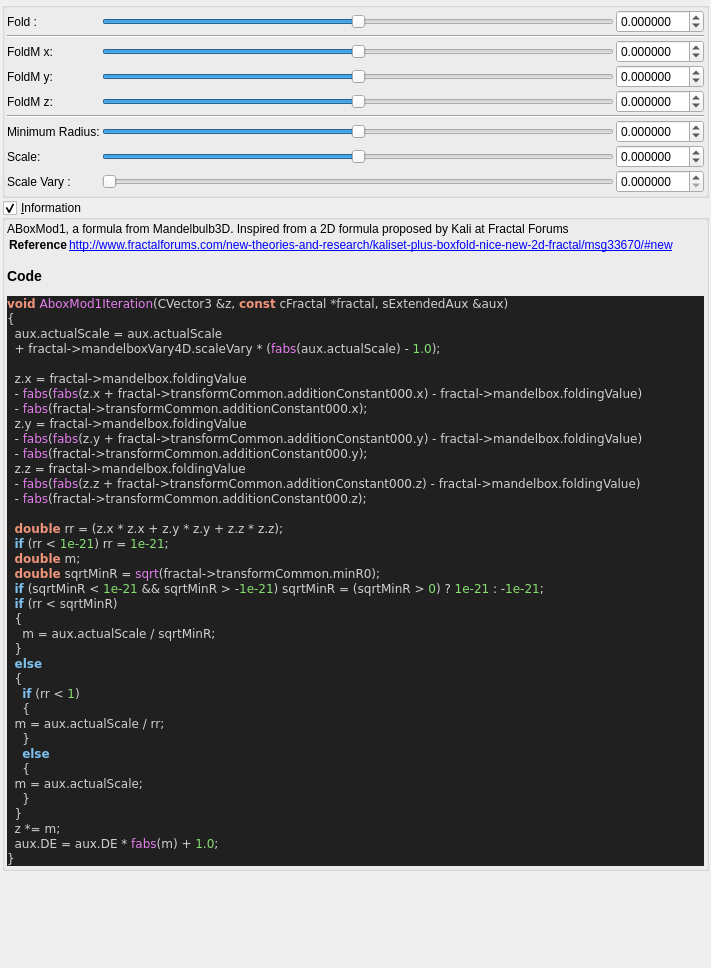
Above: mandelbulber2/qt_data/fractal_aboxMod1.ui from buddhi1980/mandelbulber2 before the change. Below: the same form after it.
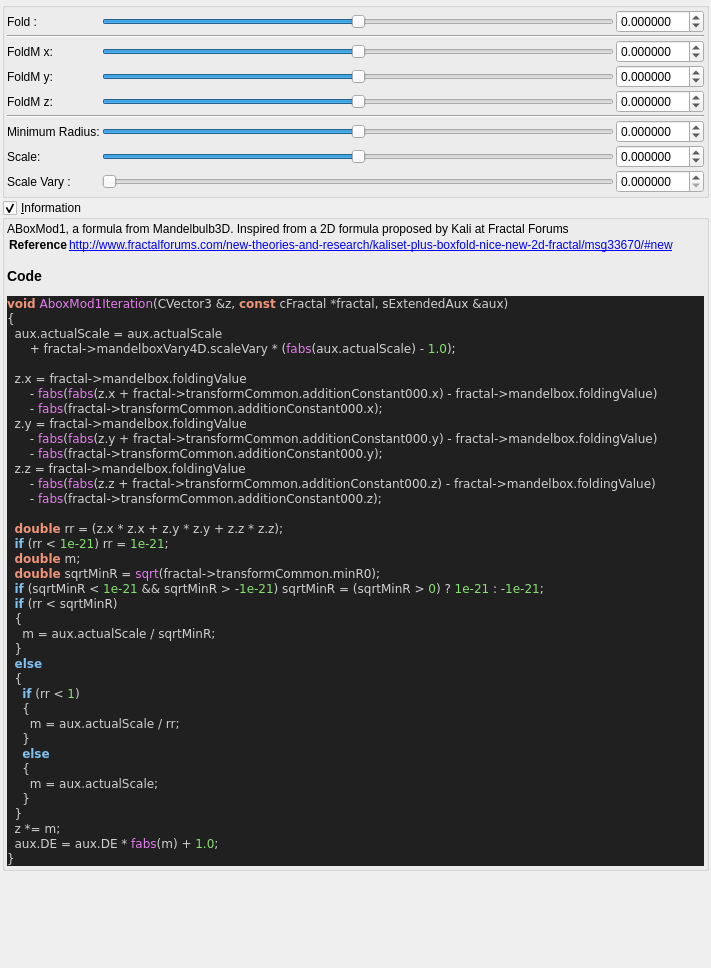
That is the form after the change. Custom widgets are drawn as their Qt base class.

Commit message:
added all transforms information boxes
now all formulas can be parsed.

@buddhi do you got a reference for Xenodreambuie formula?

The edit to the form file:
```diff
--- a/mandelbulber2/qt_data/fractal_aboxMod1.ui
+++ b/mandelbulber2/qt_data/fractal_aboxMod1.ui
@@ -515,17 +515,17 @@
 &lt;pre style=&quot;color:#d0d0d0; background-color:#202020;  font-family:'Courier New';&quot;&gt;&lt;span style=&quot;color:#f09479; font-weight:bold&quot;&gt;void&lt;/span&gt; &lt;span style=&quot;color:#e47eed&quot;&gt;AboxMod1Iteration&lt;/span&gt;&lt;span style=&quot;color:#d0d0d0&quot;&gt;(&lt;/span&gt;CVector3 &lt;span style=&quot;color:#d0d0d0&quot;&gt;&amp;amp;&lt;/span&gt;z&lt;span style=&quot;color:#d0d0d0&quot;&gt;,&lt;/span&gt; &lt;span style=&quot;color:#f09479; font-weight:bold&quot;&gt;const&lt;/span&gt; cFractal &lt;span style=&quot;color:#d0d0d0&quot;&gt;*&lt;/span&gt;fractal&lt;span style=&quot;color:#d0d0d0&quot;&gt;,&lt;/span&gt; sExtendedAux &lt;span style=&quot;color:#d0d0d0&quot;&gt;&amp;amp;&lt;/span&gt;aux&lt;span style=&quot;color:#d0d0d0&quot;&gt;)&lt;/span&gt;
 &lt;span style=&quot;color:#d0d0d0&quot;&gt;{&lt;/span&gt;
   aux&lt;span style=&quot;color:#d0d0d0&quot;&gt;.&lt;/span&gt;actualScale &lt;span style=&quot;color:#d0d0d0&quot;&gt;=&lt;/span&gt; aux&lt;span style=&quot;color:#d0d0d0&quot;&gt;.&lt;/span&gt;actualScale
-  &lt;span style=&quot;color:#d0d0d0&quot;&gt;+&lt;/span&gt; fractal&lt;span style=&quot;color:#d0d0d0&quot;&gt;-&amp;gt;&lt;/span&gt;mandelboxVary4D&lt;span style=&quot;color:#d0d0d0&quot;&gt;.&lt;/span&gt;scaleVary &lt;span style=&quot;color:#d0d0d0&quot;&gt;* (&lt;/span&gt;&lt;span style=&quot;color:#e47eed&quot;&gt;fabs&lt;/span&gt;&lt;span style=&quot;color:#d0d0d0&quot;&gt;(&lt;/span&gt;aux&lt;span style=&quot;color:#d0d0d0&quot;&gt;.&lt;/span&gt;actualScale&lt;span style=&quot;color:#d0d0d0&quot;&gt;) -&lt;/span&gt; &lt;span style=&quot;color:#87df71&quot;&gt;1.0&lt;/span&gt;&lt;span style=&quot;color:#d0d0d0&quot;&gt;);&lt;/span&gt;
+      &lt;span style=&quot;color:#d0d0d0&quot;&gt;+&lt;/span&gt; fractal&lt;span style=&quot;color:#d0d0d0&quot;&gt;-&amp;gt;&lt;/span&gt;mandelboxVary4D&lt;span style=&quot;color:#d0d0d0&quot;&gt;.&lt;/span&gt;scaleVary &lt;span style=&quot;color:#d0d0d0&quot;&gt;* (&lt;/span&gt;&lt;span style=&quot;color:#e47eed&quot;&gt;fabs&lt;/span&gt;&lt;span style=&quot;color:#d0d0d0&quot;&gt;(&lt;/span&gt;aux&lt;span style=&quot;color:#d0d0d0&quot;&gt;.&lt;/span&gt;actualScale&lt;span style=&quot;color:#d0d0d0&quot;&gt;) -&lt;/span&gt; &lt;span style=&quot;color:#87df71&quot;&gt;1.0&lt;/span&gt;&lt;span style=&quot;color:#d0d0d0&quot;&gt;);&lt;/span&gt;
 
   z&lt;span style=&quot;color:#d0d0d0&quot;&gt;.&lt;/span&gt;x &lt;span style=&quot;color:#d0d0d0&quot;&gt;=&lt;/span&gt; fractal&lt;span style=&quot;color:#d0d0d0&quot;&gt;-&amp;gt;&lt;/span&gt;mandelbox&lt;span style=&quot;color:#d0d0d0&quot;&gt;.&lt;/span&gt;foldingValue
-  &lt;span style=&quot;color:#d0d0d0&quot;&gt;-&lt;/span&gt; &lt;span style=&quot;color:#e47eed&quot;&gt;fabs&lt;/span&gt;&lt;span style=&quot;color:#d0d0d0&quot;&gt;(&lt;/span&gt;&lt;span style=&quot;color:#e47eed&quot;&gt;fabs&lt;/span&gt;&lt;span style=&quot;color:#d0d0d0&quot;&gt;(&lt;/span&gt;z&lt;span style=&quot;color:#d0d0d0&quot;&gt;.&lt;/span&gt;x &lt;span style=&quot;color:#d0d0d0&quot;&gt;+&lt;/span&gt; fractal&lt;span style=&quot;color:#d0d0d0&quot;&gt;-&amp;gt;&lt;/span&gt;transformCommon&lt;span style=&quot;color:#d0d0d0&quot;&gt;.&lt;/span&gt;additionConstant000&lt;span style=&quot;color:#d0d0d0&quot;&gt;.&lt;/span&gt;x&lt;span style=&quot;color:#d0d0d0&quot;&gt;) -&lt;/span&gt; fractal&lt;span style=&quot;color:#d0d0d0&quot;&gt;-&amp;gt;&lt;/span&gt;mandelbox&lt;span style=&quot;color:#d0d0d0&quot;&gt;.&lt;/span&gt;foldingValue&lt;span style=&quot;color:#d0d0d0&quot;&gt;)&lt;/span&gt;
-  &lt;span style=&quot;color:#d0d0d0&quot;&gt;-&lt;/span&gt; &lt;span style=&quot;color:#e47eed&quot;&gt;fabs&lt;/span&gt;&lt;span style=&quot;color:#d0d0d0&quot;&gt;(&lt;/span&gt;fractal&lt;span style=&quot;color:#d0d0d0&quot;&gt;-&amp;gt;&lt;/span&gt;transformCommon&lt;span style=&quot;color:#d0d0d0&quot;&gt;.&lt;/span&gt;additionConstant000&lt;span style=&quot;color:#d0d0d0&quot;&gt;.&lt;/span&gt;x&lt;span style=&quot;color:#d0d0d0&quot;&gt;);&lt;/span&gt;
+      &lt;span style=&quot;color:#d0d0d0&quot;&gt;-&lt;/span&gt; &lt;span style=&quot;color:#e47eed&quot;&gt;fabs&lt;/span&gt;&lt;span style=&quot;color:#d0d0d0&quot;&gt;(&lt;/span&gt;&lt;span style=&quot;color:#e47eed&quot;&gt;fabs&lt;/span&gt;&lt;span style=&quot;color:#d0d0d0&quot;&gt;(&lt;/span&gt;z&lt;span style=&quot;color:#d0d0d0&quot;&gt;.&lt;/span&gt;x &lt;span style=&quot;color:#d0d0d0&quot;&gt;+&lt;/span&gt; fractal&lt;span style=&quot;color:#d0d0d0&quot;&gt;-&amp;gt;&lt;/span&gt;transformCommon&lt;span style=&quot;color:#d0d0d0&quot;&gt;.&lt;/span&gt;additionConstant000&lt;span style=&quot;color:#d0d0d0&quot;&gt;.&lt;/span&gt;x&lt;span style=&quot;color:#d0d0d0&quot;&gt;) -&lt;/span&gt; fractal&lt;span style=&quot;color:#d0d0d0&quot;&gt;-&amp;gt;&lt;/span&gt;mandelbox&lt;span style=&quot;color:#d0d0d0&quot;&gt;.&lt;/span&gt;foldingValue&lt;span style=&quot;color:#d0d0d0&quot;&gt;)&lt;/span&gt;
+      &lt;span style=&quot;color:#d0d0d0&quot;&gt;-&lt;/span&gt; &lt;span style=&quot;color:#e47eed&quot;&gt;fabs&lt;/span&gt;&lt;span style=&quot;color:#d0d0d0&quot;&gt;(&lt;/span&gt;fractal&lt;span style=&quot;color:#d0d0d0&quot;&gt;-&amp;gt;&lt;/span&gt;transformCommon&lt;span style=&quot;color:#d0d0d0&quot;&gt;.&lt;/span&gt;additionConstant000&lt;span style=&quot;color:#d0d0d0&quot;&gt;.&lt;/span&gt;x&lt;span style=&quot;color:#d0d0d0&quot;&gt;);&lt;/span&gt;
   z&lt;span style=&quot;color:#d0d0d0&quot;&gt;.&lt;/span&gt;y &lt;span style=&quot;color:#d0d0d0&quot;&gt;=&lt;/span&gt; fractal&lt;span style=&quot;color:#d0d0d0&quot;&gt;-&amp;gt;&lt;/span&gt;mandelbox&lt;span style=&quot;color:#d0d0d0&quot;&gt;.&lt;/span&gt;foldingValue
-  &lt;span style=&quot;color:#d0d0d0&quot;&gt;-&lt;/span&gt; &lt;span style=&quot;color:#e47eed&quot;&gt;fabs&lt;/span&gt;&lt;span style=&quot;color:#d0d0d0&quot;&gt;(&lt;/span&gt;&lt;span style=&quot;color:#e47eed&quot;&gt;fabs&lt;/span&gt;&lt;span style=&quot;color:#d0d0d0&quot;&gt;(&lt;/span&gt;z&lt;span style=&quot;color:#d0d0d0&quot;&gt;.&lt;/span&gt;y &lt;span style=&quot;color:#d0d0d0&quot;&gt;+&lt;/span&gt; fractal&lt;span style=&quot;color:#d0d0d0&quot;&gt;-&amp;gt;&lt;/span&gt;transformCommon&lt;span style=&quot;color:#d0d0d0&quot;&gt;.&lt;/span&gt;additionConstant000&lt;span style=&quot;color:#d0d0d0&quot;&gt;.&lt;/span&gt;y&lt;span style=&quot;color:#d0d0d0&quot;&gt;) -&lt;/span&gt; fractal&lt;span style=&quot;color:#d0d0d0&quot;&gt;-&amp;gt;&lt;/span&gt;mandelbox&lt;span style=&quot;color:#d0d0d0&quot;&gt;.&lt;/span&gt;foldingValue&lt;span style=&quot;color:#d0d0d0&quot;&gt;)&lt;/span&gt;
-  &lt;span style=&quot;color:#d0d0d0&quot;&gt;-&lt;/span&gt; &lt;span style=&quot;color:#e47eed&quot;&gt;fabs&lt;/span&gt;&lt;span style=&quot;color:#d0d0d0&quot;&gt;(&lt;/span&gt;fractal&lt;span style=&quot;color:#d0d0d0&quot;&gt;-&amp;gt;&lt;/span&gt;transformCommon&lt;span style=&quot;color:#d0d0d0&quot;&gt;.&lt;/span&gt;additionConstant000&lt;span style=&quot;color:#d0d0d0&quot;&gt;.&lt;/span&gt;y&lt;span style=&quot;color:#d0d0d0&quot;&gt;);&lt;/span&gt;
+      &lt;span style=&quot;color:#d0d0d0&quot;&gt;-&lt;/span&gt; &lt;span style=&quot;color:#e47eed&quot;&gt;fabs&lt;/span&gt;&lt;span style=&quot;color:#d0d0d0&quot;&gt;(&lt;/span&gt;&lt;span style=&quot;color:#e47eed&quot;&gt;fabs&lt;/span&gt;&lt;span style=&quot;color:#d0d0d0&quot;&gt;(&lt;/span&gt;z&lt;span style=&quot;color:#d0d0d0&quot;&gt;.&lt;/span&gt;y &lt;span style=&quot;color:#d0d0d0&quot;&gt;+&lt;/span&gt; fractal&lt;span style=&quot;color:#d0d0d0&quot;&gt;-&amp;gt;&lt;/span&gt;transformCommon&lt;span style=&quot;color:#d0d0d0&quot;&gt;.&lt;/span&gt;additionConstant000&lt;span style=&quot;color:#d0d0d0&quot;&gt;.&lt;/span&gt;y&lt;span style=&quot;color:#d0d0d0&quot;&gt;) -&lt;/span&gt; fractal&lt;span style=&quot;color:#d0d0d0&quot;&gt;-&amp;gt;&lt;/span&gt;mandelbox&lt;span style=&quot;color:#d0d0d0&quot;&gt;.&lt;/span&gt;foldingValue&lt;span style=&quot;color:#d0d0d0&quot;&gt;)&lt;/span&gt;
+      &lt;span style=&quot;color:#d0d0d0&quot;&gt;-&lt;/span&gt; &lt;span style=&quot;color:#e47eed&quot;&gt;fabs&lt;/span&gt;&lt;span style=&quot;color:#d0d0d0&quot;&gt;(&lt;/span&gt;fractal&lt;span style=&quot;color:#d0d0d0&quot;&gt;-&amp;gt;&lt;/span&gt;transformCommon&lt;span style=&quot;color:#d0d0d0&quot;&gt;.&lt;/span&gt;additionConstant000&lt;span style=&quot;color:#d0d0d0&quot;&gt;.&lt;/span&gt;y&lt;span style=&quot;color:#d0d0d0&quot;&gt;);&lt;/span&gt;
   z&lt;span style=&quot;color:#d0d0d0&quot;&gt;.&lt;/span&gt;z &lt;span style=&quot;color:#d0d0d0&quot;&gt;=&lt;/span&gt; fractal&lt;span style=&quot;color:#d0d0d0&quot;&gt;-&amp;gt;&lt;/span&gt;mandelbox&lt;span style=&quot;color:#d0d0d0&quot;&gt;.&lt;/span&gt;foldingValue
-  &lt;span style=&quot;color:#d0d0d0&quot;&gt;-&lt;/span&gt; &lt;span style=&quot;color:#e47eed&quot;&gt;fabs&lt;/span&gt;&lt;span style=&quot;color:#d0d0d0&quot;&gt;(&lt;/span&gt;&lt;span style=&quot;color:#e47eed&quot;&gt;fabs&lt;/span&gt;&lt;span style=&quot;color:#d0d0d0&quot;&gt;(&lt;/span&gt;z&lt;span style=&quot;color:#d0d0d0&quot;&gt;.&lt;/span&gt;z &lt;span style=&quot;color:#d0d0d0&quot;&gt;+&lt;/span&gt; fractal&lt;span style=&quot;color:#d0d0d0&quot;&gt;-&amp;gt;&lt;/span&gt;transformCommon&lt;span style=&quot;color:#d0d0d0&quot;&gt;.&lt;/span&gt;additionConstant000&lt;span style=&quot;color:#d0d0d0&quot;&gt;.&lt;/span&gt;z&lt;span style=&quot;color:#d0d0d0&quot;&gt;) -&lt;/span&gt; fractal&lt;span style=&quot;color:#d0d0d0&quot;&gt;-&amp;gt;&lt;/span&gt;mandelbox&lt;span style=&quot;color:#d0d0d0&quot;&gt;.&lt;/span&gt;foldingValue&lt;span style=&quot;color:#d0d0d0&quot;&gt;)&lt;/span&gt;
-  &lt;span style=&quot;color:#d0d0d0&quot;&gt;-&lt;/span&gt; &lt;span style=&quot;color:#e47eed&quot;&gt;fabs&lt;/span&gt;&lt;span style=&quot;color:#d0d0d0&quot;&gt;(&lt;/span&gt;fractal&lt;span style=&quot;color:#d0d0d0&quot;&gt;-&amp;gt;&lt;/span&gt;transformCommon&lt;span style=&quot;color:#d0d0d0&quot;&gt;.&lt;/span&gt;additionConstant000&lt;span style=&quot;color:#d0d0d0&quot;&gt;.&lt;/span&gt;z&lt;span style=&quot;color:#d0d0d0&quot;&gt;);&lt;/span&gt;
+      &lt;span style=&quot;color:#d0d0d0&quot;&gt;-&lt;/span&gt; &lt;span style=&quot;color:#e47eed&quot;&gt;fabs&lt;/span&gt;&lt;span style=&quot;color:#d0d0d0&quot;&gt;(&lt;/span&gt;&lt;span style=&quot;color:#e47eed&quot;&gt;fabs&lt;/span&gt;&lt;span style=&quot;color:#d0d0d0&quot;&gt;(&lt;/span&gt;z&lt;span style=&quot;color:#d0d0d0&quot;&gt;.&lt;/span&gt;z &lt;span style=&quot;color:#d0d0d0&quot;&gt;+&lt;/span&gt; fractal&lt;span style=&quot;color:#d0d0d0&quot;&gt;-&amp;gt;&lt;/span&gt;transformCommon&lt;span style=&quot;color:#d0d0d0&quot;&gt;.&lt;/span&gt;additionConstant000&lt;span style=&quot;color:#d0d0d0&quot;&gt;.&lt;/span&gt;z&lt;span style=&quot;color:#d0d0d0&quot;&gt;) -&lt;/span&gt; fractal&lt;span style=&quot;color:#d0d0d0&quot;&gt;-&amp;gt;&lt;/span&gt;mandelbox&lt;span style=&quot;color:#d0d0d0&quot;&gt;.&lt;/span&gt;foldingValue&lt;span style=&quot;color:#d0d0d0&quot;&gt;)&lt;/span&gt;
+      &lt;span style=&quot;color:#d0d0d0&quot;&gt;-&lt;/span&gt; &lt;span style=&quot;color:#e47eed&quot;&gt;fabs&lt;/span&gt;&lt;span style=&quot;color:#d0d0d0&quot;&gt;(&lt;/span&gt;fractal&lt;span style=&quot;color:#d0d0d0&quot;&gt;-&amp;gt;&lt;/span&gt;transformCommon&lt;span style=&quot;color:#d0d0d0&quot;&gt;.&lt;/span&gt;additionConstant000&lt;span style=&quot;color:#d0d0d0&quot;&gt;.&lt;/span&gt;z&lt;span style=&quot;color:#d0d0d0&quot;&gt;);&lt;/span&gt;
 
   &lt;span style=&quot;color:#f09479; font-weight:bold&quot;&gt;double&lt;/span&gt; rr &lt;span style=&quot;color:#d0d0d0&quot;&gt;= (&lt;/span&gt;z&lt;span style=&quot;color:#d0d0d0&quot;&gt;.&lt;/span&gt;x &lt;span style=&quot;color:#d0d0d0&quot;&gt;*&lt;/span&gt; z&lt;span style=&quot;color:#d0d0d0&quot;&gt;.&lt;/span&gt;x &lt;span style=&quot;color:#d0d0d0&quot;&gt;+&lt;/span&gt; z&lt;span style=&quot;color:#d0d0d0&quot;&gt;.&lt;/span&gt;y &lt;span style=&quot;color:#d0d0d0&quot;&gt;*&lt;/span&gt; z&lt;span style=&quot;color:#d0d0d0&quot;&gt;.&lt;/span&gt;y &lt;span style=&quot;color:#d0d0d0&quot;&gt;+&lt;/span&gt; z&lt;span style=&quot;color:#d0d0d0&quot;&gt;.&lt;/span&gt;z &lt;span style=&quot;color:#d0d0d0&quot;&gt;*&lt;/span&gt; z&lt;span style=&quot;color:#d0d0d0&quot;&gt;.&lt;/span&gt;z&lt;span style=&quot;color:#d0d0d0&quot;&gt;);&lt;/span&gt;
   &lt;span style=&quot;color:#7ec0ee; font-weight:bold&quot;&gt;if&lt;/span&gt; &lt;span style=&quot;color:#d0d0d0&quot;&gt;(&lt;/span&gt;rr &lt;span style=&quot;color:#d0d0d0&quot;&gt;&amp;lt;&lt;/span&gt; &lt;span style=&quot;color:#87df71&quot;&gt;1e-21&lt;/span&gt;&lt;span style=&quot;color:#d0d0d0&quot;&gt;)&lt;/span&gt; rr &lt;span style=&quot;color:#d0d0d0&quot;&gt;=&lt;/span&gt; &lt;span style=&quot;color:#87df71&quot;&gt;1e-21&lt;/span&gt;&lt;span style=&quot;color:#d0d0d0&quot;&gt;;&lt;/span&gt;
@@ -540,11 +540,11 @@
   &lt;span style=&quot;color:#d0d0d0&quot;&gt;{&lt;/span&gt;
     &lt;span style=&quot;color:#7ec0ee; font-weight:bold&quot;&gt;if&lt;/span&gt; &lt;span style=&quot;color:#d0d0d0&quot;&gt;(&lt;/span&gt;rr &lt;span style=&quot;color:#d0d0d0&quot;&gt;&amp;lt;&lt;/span&gt; &lt;span style=&quot;color:#87df71&quot;&gt;1&lt;/span&gt;&lt;span style=&quot;color:#d0d0d0&quot;&gt;)&lt;/span&gt;
     &lt;span style=&quot;color:#d0d0d0&quot;&gt;{&lt;/span&gt;
-  m &lt;span style=&quot;color:#d0d0d0&quot;&gt;=&lt;/span&gt; aux&lt;span style=&quot;color:#d0d0d0&quot;&gt;.&lt;/span&gt;actualScale &lt;span style=&quot;color:#d0d0d0&quot;&gt;/&lt;/span&gt; rr&lt;span style=&quot;color:#d0d0d0&quot;&gt;;&lt;/span&gt;
+      m &lt;span style=&quot;color:#d0d0d0&quot;&gt;=&lt;/span&gt; aux&lt;span style=&quot;color:#d0d0d0&quot;&gt;.&lt;/span&gt;actualScale &lt;span style=&quot;color:#d0d0d0&quot;&gt;/&lt;/span&gt; rr&lt;span style=&quot;color:#d0d0d0&quot;&gt;;&lt;/span&gt;
     &lt;span style=&quot;color:#d0d0d0&quot;&gt;}&lt;/span&gt;
     &lt;span style=&quot;color:#7ec0ee; font-weight:bold&quot;&gt;else&lt;/span&gt;
     &lt;span style=&quot;color:#d0d0d0&quot;&gt;{&lt;/span&gt;
-  m &lt;span style=&quot;color:#d0d0d0&quot;&gt;=&lt;/span&gt; aux&lt;span style=&quot;color:#d0d0d0&quot;&gt;.&lt;/span&gt;actualScale&lt;span style=&quot;color:#d0d0d0&quot;&gt;;&lt;/span&gt;
+      m &lt;span style=&quot;color:#d0d0d0&quot;&gt;=&lt;/span&gt; aux&lt;span style=&quot;color:#d0d0d0&quot;&gt;.&lt;/span&gt;actualScale&lt;span style=&quot;color:#d0d0d0&quot;&gt;;&lt;/span&gt;
     &lt;span style=&quot;color:#d0d0d0&quot;&gt;}&lt;/span&gt;
   &lt;span style=&quot;color:#d0d0d0&quot;&gt;}&lt;/span&gt;
   z &lt;span style=&quot;color:#d0d0d0&quot;&gt;*=&lt;/span&gt; m&lt;span style=&quot;color:#d0d0d0&quot;&gt;;&lt;/span&gt;
```
The commit also changes 75 other files.
